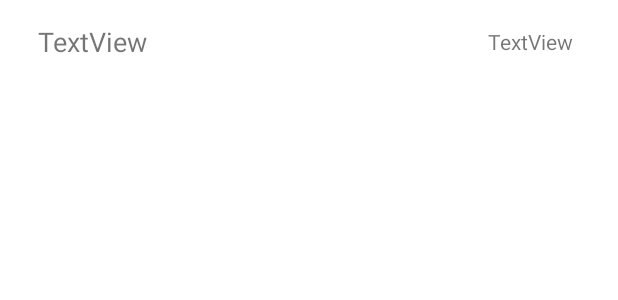
After one commit to Milyeong/Guru2Project, an Android app: the layout user_gifticon_list_item.xml on its own in the app's theme, with its tools: preview values and no code run, on a phone screen of 412 x 824 dp. The commit adds this screen. Shown: the top 300 px of the screen. Run offline under Robolectric (Android 15) with nearby library versions, the phone set to English and light mode, and no system bars.

Commit message:
Commit: 사용자 기프티콘 목록 구현

```diff
--- a/app/src/main/AndroidManifest.xml
+++ b/app/src/main/AndroidManifest.xml
@@ -16,7 +16,8 @@
         android:supportsRtl="true"
         android:theme="@style/Theme.Guru2Project"
         android:usesCleartextTraffic="true">
-        <activity android:name=".GifticonDetailActivity"></activity>
+        <activity android:name=".UserGifticonListActivity"></activity>
+        <activity android:name=".GifticonDetailActivity" />
         <activity android:name=".MileageUse" />
         <activity android:name=".PersonalInformation" />
         <activity android:name=".HoursOfUse" />
--- /dev/null
+++ b/app/src/main/res/layout/user_gifticon_list_item.xml
@@ -0,0 +1,33 @@
+<?xml version="1.0" encoding="utf-8"?>
+<androidx.constraintlayout.widget.ConstraintLayout xmlns:android="http://schemas.android.com/apk/res/android"
+    xmlns:app="http://schemas.android.com/apk/res-auto"
+    xmlns:tools="http://schemas.android.com/tools"
+    android:layout_width="match_parent"
+    android:layout_height="wrap_content">
+
+    <TextView
+        android:id="@+id/tv_ugli_giftName"
+        android:layout_width="wrap_content"
+        android:layout_height="wrap_content"
+        android:layout_marginStart="25dp"
+        android:layout_marginTop="15dp"
+        android:layout_marginBottom="15dp"
+        android:text="TextView"
+        android:textSize="18sp"
+        app:layout_constraintBottom_toBottomOf="parent"
+        app:layout_constraintStart_toStartOf="parent"
+        app:layout_constraintTop_toTopOf="parent" />
+
+    <TextView
+        android:id="@+id/tv_ugli_date"
+        android:layout_width="wrap_content"
+        android:layout_height="wrap_content"
+        android:layout_marginTop="15dp"
+        android:layout_marginEnd="30dp"
+        android:layout_marginBottom="15dp"
+        android:text="TextView"
+        android:textSize="14sp"
+        app:layout_constraintBottom_toBottomOf="parent"
+        app:layout_constraintEnd_toEndOf="parent"
+        app:layout_constraintTop_toTopOf="parent" />
+</androidx.constraintlayout.widget.ConstraintLayout>
```
Also changed, not shown: app/src/main/java/com/example/guru2project/GifticonDetailActivity.kt (+6 -5 lines), app/src/main/java/com/example/guru2project/GifticonListActivity.kt (+5 -5 lines), app/src/main/java/com/example/guru2project/GifticonRecordItem.kt (added, +22 -0 lines), app/src/main/java/com/example/guru2project/MainActivity.kt (+6 -6 lines), app/src/main/java/com/example/guru2project/UserGifticonListActivity.kt (added, +114 -0 lines), app/src/main/res/layout/activity_user_gifticon_list.xml (added, +13 -0 lines).
